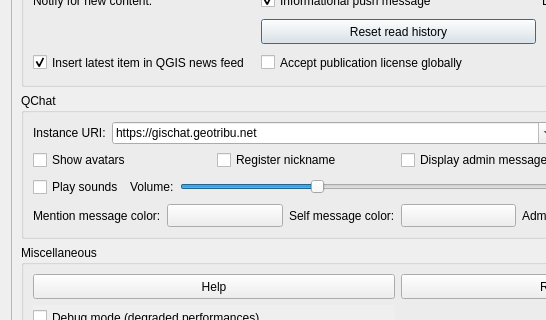
This is qtribu/gui/dlg_settings.ui in geotribu/qtribu as Qt 5 draws it before an edit; both pictures show x 0 to 546 and y 129 to 449 of the 796 by 583 pixel window. The edited form follows.
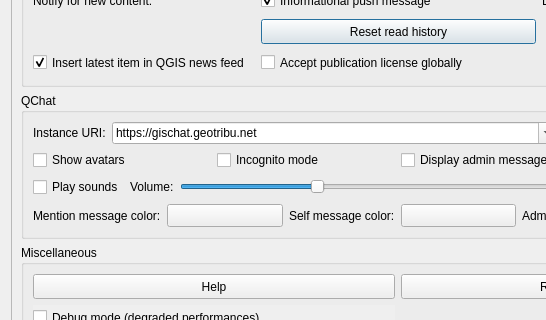
This is the edited form. Icons and pictures are not drawn. Custom widgets are drawn as their Qt base class.

Commit message: refactor(qchat): rename registration to incognito mode

What changed in the file:
```diff
--- a/qtribu/gui/dlg_settings.ui
+++ b/qtribu/gui/dlg_settings.ui
@@ -387,7 +387,7 @@
             <item>
              <widget class="QCheckBox" name="ckb_register_nickname">
               <property name="text">
-               <string>Register nickname</string>
+               <string>Incognito mode</string>
               </property>
               <property name="checked">
                <bool>false</bool>
```
Left out of the diff: 2 changed lines with no effect on the pictures. The commit also changes 3 other files.
